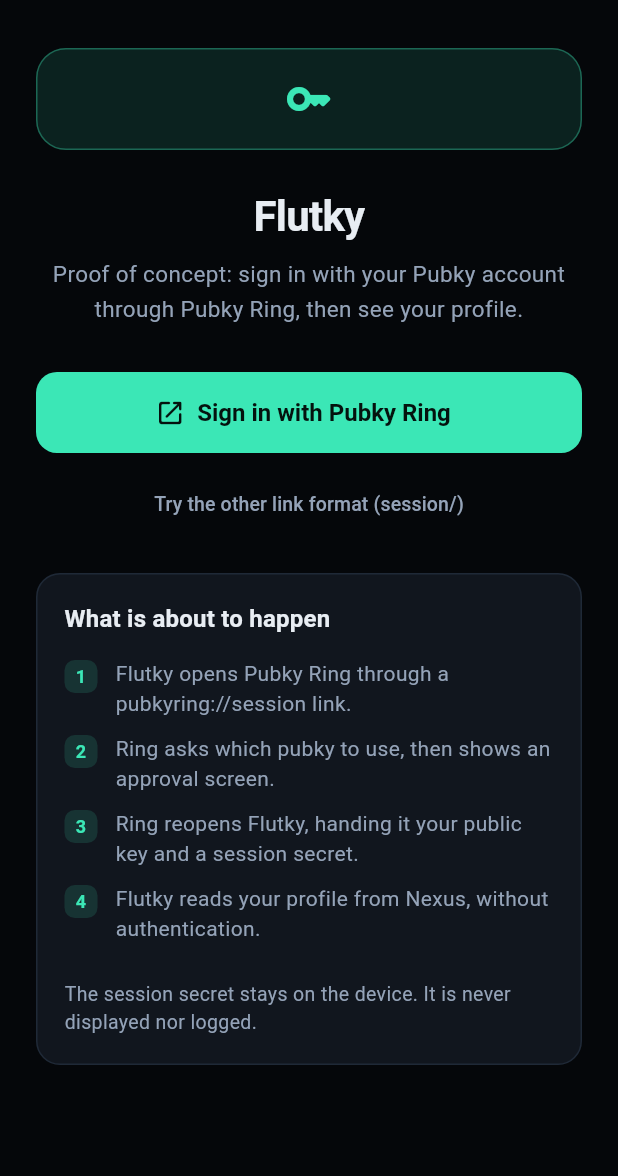
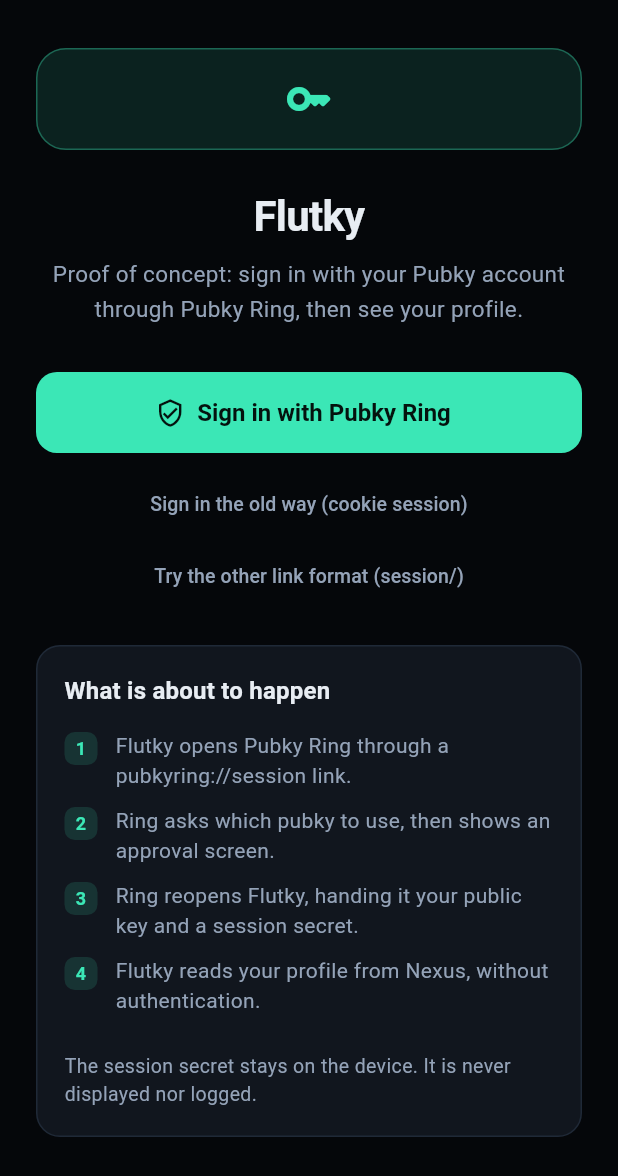
Before and after one commit to PastaGringo/flutky, a Flutter app: the screen it shows after launch, on a phone screen of 412 x 824 dp. Shown: the top 1176 px of the screen. Run offline on Flutter 3.47's test engine with Material 3 defaults, Android fonts, the phone set to English and light mode, and no system bars; our stand-ins replace app_links, flutter_secure_storage, image_picker, package_info_plus, shared_preferences; missing offline and left inert: cryptography, pinenacl; accounts and stored records are empty.

Commit message:
feat: se connecter par grant, le cookie en repli
L'écran de connexion propose d'abord le grant, et garde le cookie en second —
pubky-core le marque « deprecated and scheduled for removal », mais tant que
les deux fonctionnent, retirer le second casserait les sessions existantes.

Une différence de nature entre les deux flux, qui se voit à l'écran : le
cookie revient par un lien profond, le grant non. Ring dépose l'autorisation
sur un canal de relais que seul cet appareil sait nommer, et l'app la relève.
Le retour vers Flutky n'est donc ni nécessaire ni utilisé — d'où l'écran
d'attente qui dit explicitement que Ring n'a pas besoin de rouvrir l'app.

Ce qui est conservé dans le keystore, c'est le grant et sa clé, jamais le
porteur : un porteur vit une heure, le stocker ne servirait à rien.

Éprouvé sur émulateur, avec un vrai Pubky Ring reconstruit en x86_64 : bouton
touché, Ring ouvert sur l'écran d'autorisation, approbation, retour manuel
dans Flutky — flux chargé, et la fenêtre d'écriture affiche « grant · writing
allowed ». Pour une session grant cette vérification EST l'échange contre un
porteur, donc le badge vert vaut preuve d'écriture.

Co-Authored-By: Claude Opus 5 <noreply@anthropic.com>

```diff
--- a/lib/l10n/app_en.arb
+++ b/lib/l10n/app_en.arb
@@ -430,5 +430,8 @@
   "composeQuotePublish": "Quote",
   "composeQuoting": "QUOTING",
   "postThreadCollapse": "Hide the post being answered",
-  "postThreadExpand": "Show the post being answered"
+  "postThreadExpand": "Show the post being answered",
+  "connectButtonGrant": "Sign in with Pubky Ring",
+  "connectButtonCookie": "Sign in the old way (cookie session)",
+  "connectAwaitingApproval": "Waiting for your approval in Pubky Ring. Approve there, and this screen carries on by itself — Ring does not need to reopen Flutky."
 }
--- a/lib/l10n/app_fr.arb
+++ b/lib/l10n/app_fr.arb
@@ -371,5 +371,8 @@
   "composeQuotePublish": "Citer",
   "composeQuoting": "CITATION DE",
   "postThreadCollapse": "Replier le post d'origine",
-  "postThreadExpand": "Afficher le post d'origine"
+  "postThreadExpand": "Afficher le post d'origine",
+  "connectButtonGrant": "Se connecter avec Pubky Ring",
+  "connectButtonCookie": "Se connecter à l'ancienne (session cookie)",
+  "connectAwaitingApproval": "En attente de ton approbation dans Pubky Ring. Approuve là-bas et cet écran continue tout seul — Ring n'a pas besoin de rouvrir Flutky."
 }
--- a/lib/l10n/app_localizations.dart
+++ b/lib/l10n/app_localizations.dart
@@ -1410,6 +1410,24 @@ abstract class L10n {
   /// In en, this message translates to:
   /// **'Show the post being answered'**
   String get postThreadExpand;
+
+  /// No description provided for @connectButtonGrant.
+  ///
+  /// In en, this message translates to:
+  /// **'Sign in with Pubky Ring'**
+  String get connectButtonGrant;
+
+  /// No description provided for @connectButtonCookie.
+  ///
+  /// In en, this message translates to:
+  /// **'Sign in the old way (cookie session)'**
+  String get connectButtonCookie;
+
+  /// No description provided for @connectAwaitingApproval.
+  ///
+  /// In en, this message translates to:
+  /// **'Waiting for your approval in Pubky Ring. Approve there, and this screen carries on by itself — Ring does not need to reopen Flutky.'**
+  String get connectAwaitingApproval;
 }
 
 class _L10nDelegate extends LocalizationsDelegate<L10n> {
--- a/lib/l10n/app_localizations_en.dart
+++ b/lib/l10n/app_localizations_en.dart
@@ -769,4 +769,14 @@ class L10nEn extends L10n {
 
   @override
   String get postThreadExpand => 'Show the post being answered';
+
+  @override
+  String get connectButtonGrant => 'Sign in with Pubky Ring';
+
+  @override
+  String get connectButtonCookie => 'Sign in the old way (cookie session)';
+
+  @override
+  String get connectAwaitingApproval =>
+      'Waiting for your approval in Pubky Ring. Approve there, and this screen carries on by itself — Ring does not need to reopen Flutky.';
 }
--- a/lib/screens/connect_screen.dart
+++ b/lib/screens/connect_screen.dart
@@ -15,6 +15,8 @@ class ConnectScreen extends StatelessWidget {
     required this.outbound,
     required this.inbound,
     required this.onConnect,
+    required this.onConnectGrant,
+    required this.awaitingGrant,
     this.onRetry,
   });
 
@@ -29,6 +31,13 @@ class ConnectScreen extends StatelessWidget {
   final List<Uri> inbound;
 
   final void Function(SessionUrlVariant) onConnect;
+
+  /// Starts the grant flow. Offered first because a cookie session is what
+  /// pubky-core marks deprecated and scheduled for removal.
+  final VoidCallback onConnectGrant;
+
+  /// True while waiting for the signer to approve on the relay.
+  final bool awaitingGrant;
   final VoidCallback? onRetry;
 
   @override
@@ -93,13 +102,40 @@ class ConnectScreen extends StatelessWidget {
                       ),
                     ),
                     const SizedBox(height: 16),
+                  ] else if (awaitingGrant) ...[
+                    Panel(
+                      child: Row(
+                        children: [
+                          const SizedBox(
+                            width: 18,
+                            height: 18,
+                            child: CircularProgressIndicator(strokeWidth: 2),
+                          ),
+                          const SizedBox(width: 14),
+                          Expanded(
+                            child: Text(
+                              l.connectAwaitingApproval,
+                              style: const TextStyle(
+                                  color: kTextMuted, height: 1.45),
+                            ),
+                          ),
+                        ],
+                      ),
+                    ),
                   ] else ...[
                     FilledButton.icon(
-                      onPressed: () => onConnect(SessionUrlVariant.plain),
-                      icon: const Icon(Icons.open_in_new_rounded, size: 20),
-                      label: Text(l.connectButton),
+                      onPressed: onConnectGrant,
+                      icon: const Icon(Icons.verified_user_outlined, size: 20),
+                      label: Text(l.connectButtonGrant),
                     ),
                     const SizedBox(height: 10),
+                    TextButton(
+                      onPressed: () => onConnect(SessionUrlVariant.plain),
+                      child: Text(
+                        l.connectButtonCookie,
+                        style: const TextStyle(color: kTextMuted, fontSize: 13),
+                      ),
+                    ),
                     TextButton(
                       onPressed: () => onConnect(SessionUrlVariant.trailingSlash),
                       child: Text(
--- a/pubspec.yaml
+++ b/pubspec.yaml
@@ -1,7 +1,7 @@
 name: flutky
 description: "A new Flutter project."
 publish_to: 'none'
-version: 0.17.0+17
+version: 0.18.0+18
 
 environment:
   sdk: ^3.12.0
```
Also changed, not shown: lib/l10n/app_localizations_fr.dart (+11 -0 lines), lib/main.dart (+47 -0 lines), lib/pubky/grant_flow.dart (+25 -0 lines), lib/pubky/ring_session.dart (+9 -0 lines), 1 other file.
